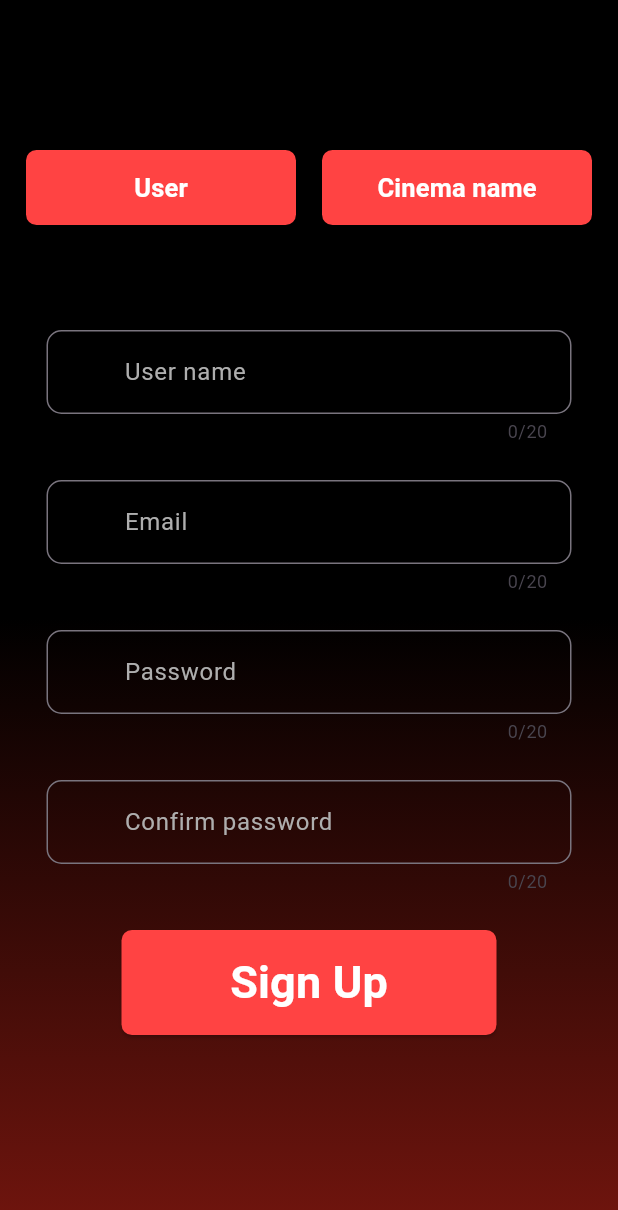
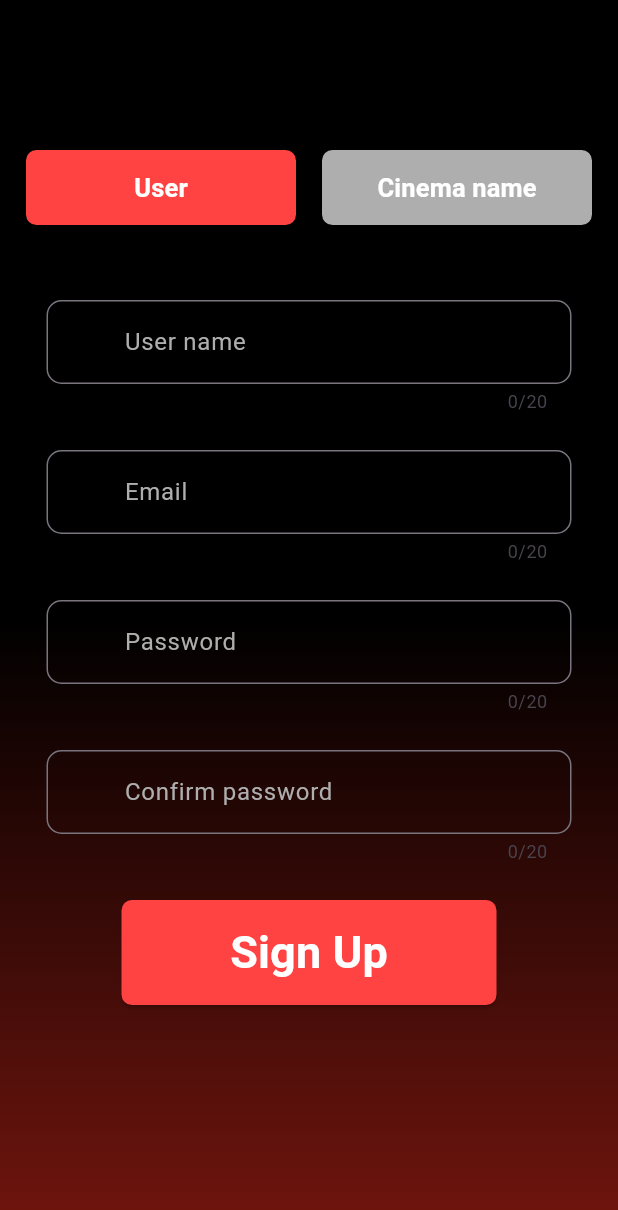
Before and after one commit to da-wit/flutter-2024-CinemaMate, a Flutter app: the Registration screen opened directly, after a tap on "User", on a phone screen of 412 x 824 dp. Shown: the top 1210 px of the screen. Run offline on Flutter 3.47's test engine with Material 3 defaults, Android fonts, the phone set to English and light mode, and no system bars; our stand-ins replace carousel_slider, google_fonts, numberpicker, transparent_image.

Commit message:
Implemented custom Time picker and Allowed app button to take color parameter

```diff
--- a/cinema_mate/lib/main.dart
+++ b/cinema_mate/lib/main.dart
@@ -1,3 +1,4 @@
+import 'package:cinema_mate/presentation/screens/common/registration_page.dart';
 import 'package:flutter/material.dart';
 
 import 'package:cinema_mate/presentation/screens/user/user_tab_bar.dart';
@@ -5,7 +6,9 @@ import 'package:cinema_mate/presentation/screens/user/user_tab_bar.dart';
 void main() {
   runApp(
     const MaterialApp(
-      home: UserTabBar(),
+      home: Center(
+        child: Registration(),
+      ),
     ),
   );
 }
--- a/cinema_mate/lib/presentation/screens/common/registration_page.dart
+++ b/cinema_mate/lib/presentation/screens/common/registration_page.dart
@@ -1,3 +1,4 @@
+import 'package:cinema_mate/presentation/screens/common/sign_in.dart';
 import 'package:cinema_mate/presentation/widgets/app_color.dart';
 import 'package:cinema_mate/presentation/widgets/buttons.dart';
 import 'package:cinema_mate/presentation/widgets/register.dart';
@@ -15,23 +16,22 @@ class Registration extends StatefulWidget {
 }
 
 class _RegistrationState extends State<Registration> {
-  var formNumber = 1;
-  // var pass = 1;
+  String formNumber = 'User';
 
   Widget _selected = const UserRegistration();
+  Color userButtonColor = newColor.primary;
+  Color cinemaButtonColor = newColor.grey;
 
-  void ChangeForm(i) {
+  void changeForm(role) {
     setState(
       () {
-        if (i == 1) {
+        if (role == 'User') {
           _selected = const UserRegistration();
-          formNumber = i;
-          // pass = 1;
+          formNumber = 'User';
         }
-        if (i == 2) {
+        if (role == 'Cinema') {
           _selected = const CinemaRegistration();
-          formNumber = i;
-          // pass = 2;
+          formNumber = 'Cinema';
         }
       },
     );
@@ -65,19 +65,27 @@ class _RegistrationState extends State<Registration> {
                       title: "User",
                       width: 180,
                       onPressed: () {
-                          ChangeForm(1);
-                        }),
+                        changeForm('User');
+                        userButtonColor = newColor.primary;
+                        cinemaButtonColor = newColor.grey;
+                      },
+                      buttonColor: userButtonColor,
+                    ),
                     AppButton(
                       title: "Cinema name",
                       width: 180,
                       onPressed: () {
-                          ChangeForm(2);
-                        })
+                        changeForm('Cinema');
+                        userButtonColor = newColor.grey;
+                        cinemaButtonColor = newColor.primary;
+                      },
+                      buttonColor: cinemaButtonColor,
+                    )
                   ],
                 ),
               ),
               const SizedBox(
-                height: 50,
+                height: 30,
               ),
               _selected,
               AppButton(
@@ -85,6 +93,13 @@ class _RegistrationState extends State<Registration> {
                 width: 250,
                 onPressed: () {
                   //use the formnumber to pass values to the login page
+                  Navigator.of(context).push(
+                    MaterialPageRoute(
+                      builder: (ctx) {
+                        return SignIn(role: formNumber);
+                      },
+                    ),
+                  );
                 },
                 textSize: 30,
                 height: 70,
--- a/cinema_mate/lib/presentation/screens/common/sign_in.dart
+++ b/cinema_mate/lib/presentation/screens/common/sign_in.dart
@@ -7,8 +7,8 @@ import 'package:cinema_mate/presentation/widgets/app_color.dart';
 
 var appColor = AppColor();
 
-class UserSignIn extends StatelessWidget {
-  const UserSignIn({super.key, required this.role});
+class SignIn extends StatelessWidget {
+  const SignIn({super.key, required this.role});
 
   final String role;
 
--- a/cinema_mate/lib/presentation/widgets/buttons.dart
+++ b/cinema_mate/lib/presentation/widgets/buttons.dart
@@ -14,6 +14,7 @@ class AppButton extends StatelessWidget {
     this.leftIcon,
     this.rightIcon,
     this.textSize,
+    this.buttonColor = const Color.fromARGB(255, 255, 67, 67),
   });
 
   final String title;
@@ -23,6 +24,7 @@ class AppButton extends StatelessWidget {
   final double height;
   final double width;
   final double? textSize;
+  final Color? buttonColor;
 
   @override
   Widget build(BuildContext context) {
@@ -48,7 +50,7 @@ class AppButton extends StatelessWidget {
       child: ElevatedButton(
         onPressed: onPressed,
         style: ElevatedButton.styleFrom(
-          backgroundColor: newColor.primary,
+          backgroundColor: buttonColor,
           foregroundColor: newColor.white,
           shape: const RoundedRectangleBorder(
             borderRadius: BorderRadius.all(
--- a/cinema_mate/lib/presentation/widgets/register.dart
+++ b/cinema_mate/lib/presentation/widgets/register.dart
@@ -1,6 +1,7 @@
+import 'package:flutter/material.dart';
+
+import 'package:cinema_mate/presentation/widgets/field.dart';
 import 'package:cinema_mate/presentation/widgets/buttons.dart';
-import 'package:cinema_mate/presentation/widgets/field.dart';
-import 'package:flutter/material.dart';
 
 class UserRegistration extends StatelessWidget {
   const UserRegistration({super.key});
--- a/cinema_mate/pubspec.yaml
+++ b/cinema_mate/pubspec.yaml
@@ -37,6 +37,7 @@ dependencies:
     transparent_image: ^2.0.1
     google_fonts: ^6.2.1
     carousel_slider: ^4.2.1
+    numberpicker: ^2.1.2
 
 dev_dependencies:
     flutter_test:
```
Also changed, not shown: cinema_mate/lib/presentation/screens/user/sign_in.dart (deleted, +0 -64 lines), cinema_mate/lib/presentation/widgets/time_selector.dart (+89 -7 lines), cinema_mate/pubspec.lock. Lines whose indentation alone changed are shown as unchanged.
